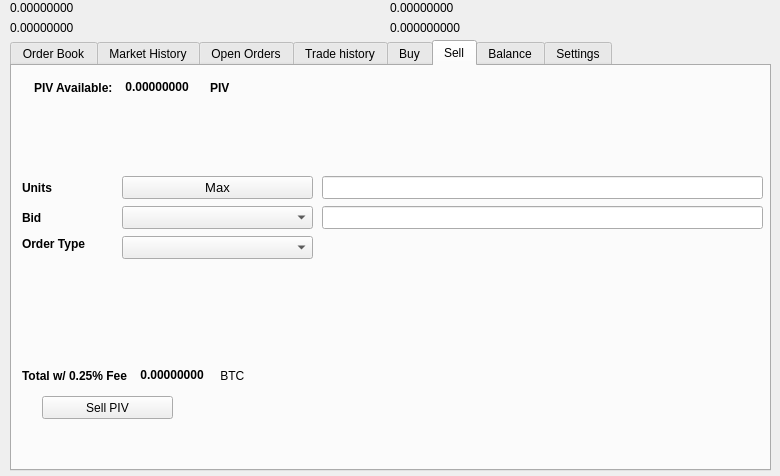
The window that divi/src/qt/forms/tradingdialog.ui (DiviDomains/PrivateDivi) describes before a commit, drawn with Qt 5.
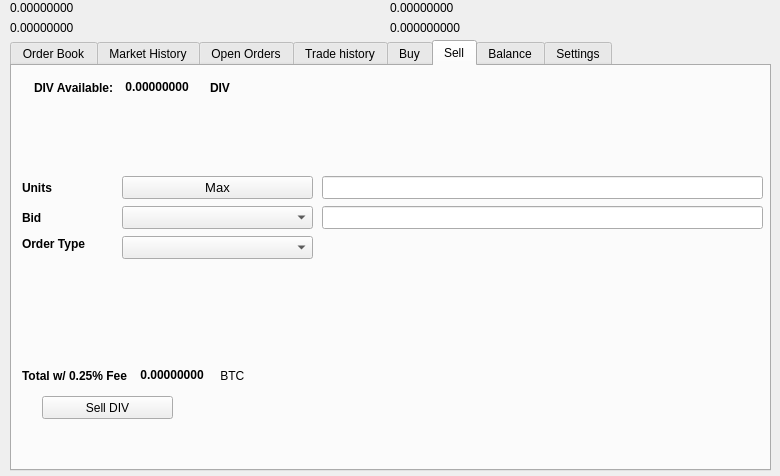
The same window after the commit. The open tabs and pages were chosen to show the change. Icons and pictures are not drawn.

```diff
--- a/divi/src/qt/forms/tradingdialog.ui
+++ b/divi/src/qt/forms/tradingdialog.ui
@@ -1751,7 +1751,7 @@
       </rect>
      </property>
      <property name="text">
-      <string>Sell PIV</string>
+      <string>Sell DIV</string>
      </property>
      <property name="icon">
       <iconset resource="../divi">
@@ -1777,7 +1777,7 @@
          </font>
         </property>
         <property name="text">
-         <string>PIV Available:</string>
+         <string>DIV Available:</string>
         </property>
        </widget>
       </item>
@@ -2221,7 +2221,7 @@
          </font>
         </property>
         <property name="text">
-         <string>PIV</string>
+         <string>DIV</string>
         </property>
        </widget>
       </item>
```
Left out of the diff: 34 changed lines with no effect on the pictures.
